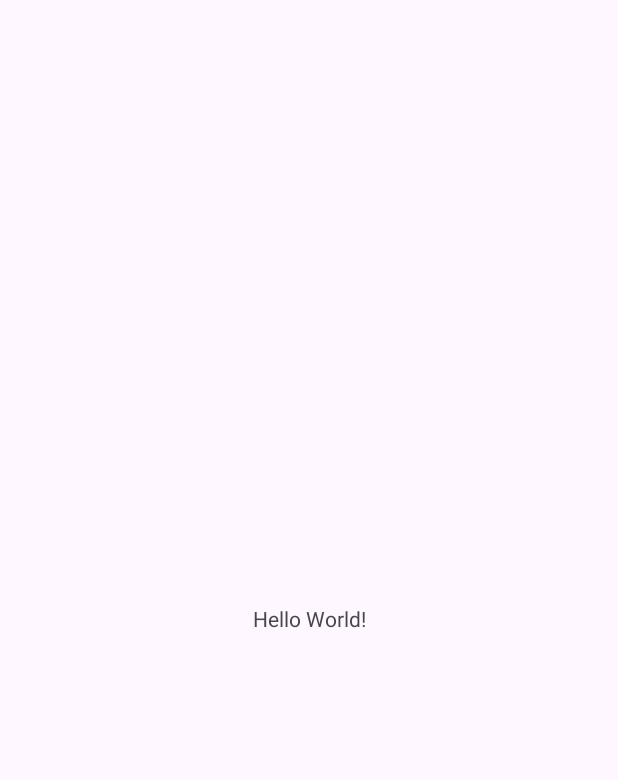
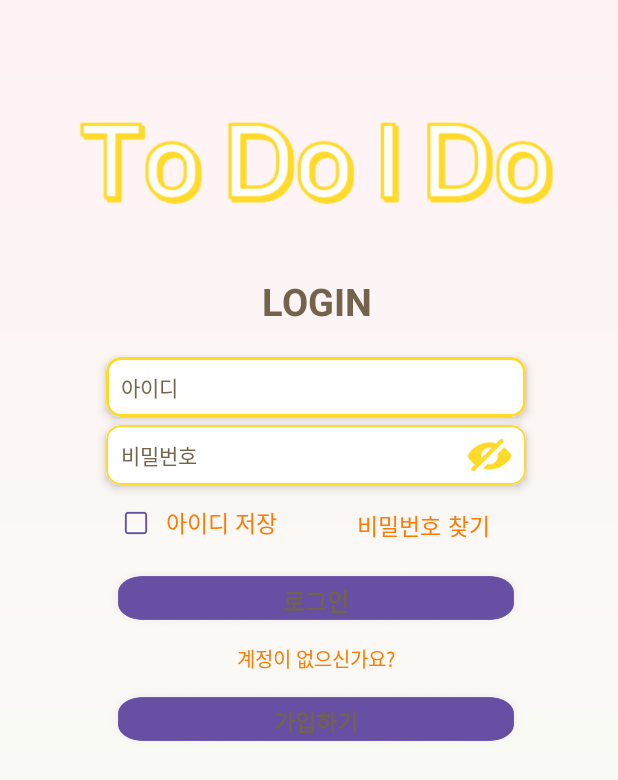
Before and after one commit to lgc6466/todoido2, an Android app: the screen it shows after launch (MainActivity before the commit, LoginActivity after it), on a phone screen of 412 x 824 dp. Before the commit the part shown is almost empty. Shown: the top 780 px of the screen. Run offline under Robolectric (Android 15) with nearby library versions, the phone set to English and light mode, and no system bars.

Commit message:
로그인 수정

```diff
--- a/app/build.gradle
+++ b/app/build.gradle
@@ -36,4 +36,5 @@ dependencies {
     testImplementation 'junit:junit:4.13.2'
     androidTestImplementation 'androidx.test.ext:junit:1.1.5'
     androidTestImplementation 'androidx.test.espresso:espresso-core:3.5.1'
+    implementation 'com.google.android.material:material:1.4.0'
 }
--- a/app/src/main/AndroidManifest.xml
+++ b/app/src/main/AndroidManifest.xml
@@ -14,6 +14,9 @@
         tools:targetApi="31">
         <activity
             android:name=".MainActivity"
+            android:exported="true"></activity>
+        <activity
+            android:name=".LoginActivity"
             android:exported="true">
             <intent-filter>
                 <action android:name="android.intent.action.MAIN" />
--- a/app/src/main/java/com/example/todoido/LoginActivity.java
+++ b/app/src/main/java/com/example/todoido/LoginActivity.java
@@ -1,4 +1,48 @@
 package com.example.todoido;
 
-public class LoginActivity {
+import android.graphics.Color;
+import android.os.Bundle;
+import android.view.View;
+import android.widget.EditText;
+
+import androidx.appcompat.app.AppCompatActivity;
+import com.google.android.material.card.MaterialCardView;
+
+public class LoginActivity extends AppCompatActivity {
+
+    @Override
+    protected void onCreate(Bundle savedInstanceState) {
+        super.onCreate(savedInstanceState);
+        setContentView(R.layout.activity_login); // activity_login은 레이아웃 XML 파일의 이름이어야 합니다.
+
+        EditText editText = findViewById(R.id.ed_id);
+        MaterialCardView cardView = findViewById(R.id.id_cardview);
+
+        cardView.setStrokeColor(Color.parseColor("#FFDA29"));
+        editText.setOnFocusChangeListener(new View.OnFocusChangeListener() {
+            @Override
+            public void onFocusChange(View v, boolean hasFocus) {
+                if (hasFocus) {
+                    cardView.setStrokeWidth(3);
+                } else {
+                    cardView.setStrokeWidth(1);
+                }
+            }
+        });
+
+        EditText passwordEditText = findViewById(R.id.et_pass);
+        MaterialCardView passwordCardView = findViewById(R.id.pw_cardview);
+
+        passwordCardView.setStrokeColor(Color.parseColor("#FFDA29"));
+        passwordEditText.setOnFocusChangeListener(new View.OnFocusChangeListener() {
+            @Override
+            public void onFocusChange(View v, boolean hasFocus) {
+                if (hasFocus) {
+                    passwordCardView.setStrokeWidth(3);
+                } else {
+                    passwordCardView.setStrokeWidth(1);
+                }
+            }
+        });
+    }
 }
--- /dev/null
+++ b/app/src/main/res/drawable/gradient_background.xml
@@ -0,0 +1,8 @@
+<?xml version="1.0" encoding="utf-8"?>
+<shape xmlns:android="http://schemas.android.com/apk/res/android">
+    <gradient
+        android:angle="90"
+        android:startColor="#F6FFF5"
+        android:endColor="#FFF2F5"
+        android:type="linear" />
+</shape>
--- a/app/src/main/res/layout/activity_login.xml
+++ b/app/src/main/res/layout/activity_login.xml
@@ -4,7 +4,7 @@
     xmlns:tools="http://schemas.android.com/tools"
     android:layout_width="match_parent"
     android:layout_height="match_parent"
-    android:background="@color/white"
+    android:background="@drawable/gradient_background"
     tools:context=".LoginActivity">
 
     <LinearLayout
@@ -21,8 +21,7 @@
             android:layout_height="wrap_content"
             android:layout_marginBottom="20dp"
             android:gravity="center_horizontal"
-            android:src="@drawable/logo2"
-            android:textAlignment="center" />
+            android:src="@drawable/logo2" />
 
         <TextView
             android:id="@+id/logintext"
@@ -36,53 +35,88 @@
             android:textSize="25dp"
             android:textStyle="bold" />
 
-            <EditText
-                android:id="@+id/ed_id"
+
+
+
+        <com.google.android.material.card.MaterialCardView
+            android:id="@+id/id_cardview"
             android:layout_width="280dp"
             android:layout_height="40dp"
             android:layout_gravity="center"
-                android:layout_marginBottom="10dp"
-                android:ems="10"
-                android:background="@drawable/loginbox"
-                android:hint="아이디를 입력하세요"
-                android:inputType="textPersonName"
-                android:paddingLeft="7dp"
-                android:paddingTop="10dp"
-                android:text=" "
-                android:textColorHint="#FFE4CC"
-                android:textSize="10dp" />
+            app:cardBackgroundColor="#FFFFFF"
+            app:cardCornerRadius="10dp"
+            app:cardElevation="4dp">
 
+            <LinearLayout
+                android:layout_width="match_parent"
+                android:layout_height="match_parent"
+                android:orientation="horizontal">
 
-        <RelativeLayout
+                <TextView
+                    android:layout_width="wrap_content"
+                    android:layout_height="match_parent"
+                    android:layout_marginStart="10dp"
+                    android:text="아이디"
+                    android:gravity="center"
+                    android:textAlignment="center"
+                    android:textColor="#72634A"
+                    />
+
+                <EditText
+                    android:id="@+id/ed_id"
+                    android:layout_width="200dp"
+                    android:layout_height="35dp"
+                    android:background="@android:color/transparent" />
+
+            </LinearLayout>
+
+        </com.google.android.material.card.MaterialCardView>
+
+        <com.google.android.material.card.MaterialCardView
+            android:id="@+id/pw_cardview"
             android:layout_width="280dp"
-            android:layout_height="wrap_content"
-            android:layout_gravity="center">
+            android:layout_height="40dp"
+            android:layout_gravity="center"
+            android:layout_marginTop="5dp"
+            app:cardBackgroundColor="#FFFFFF"
+            app:cardCornerRadius="10dp"
+            app:cardElevation="4dp">
+
+            <LinearLayout
+                android:layout_width="match_parent"
+                android:layout_height="match_parent"
+                android:orientation="horizontal">
+
+                <TextView
+                    android:layout_width="wrap_content"
+                    android:layout_height="match_parent"
+                    android:layout_marginStart="10dp"
+                    android:text="비밀번호"
+                    android:gravity="center"
+                    android:textAlignment="center"
+                    android:textColor="#72634A"
+                    />
 
                 <EditText
                     android:id="@+id/et_pass"
-                android:layout_width="match_parent"
-                android:layout_height="40dp"
-                android:background="@drawable/passwordbox"
-                android:ems="10"
-                android:hint="비밀번호: "
-                android:inputType="textPassword"
-                android:paddingLeft="7dp"
-                android:paddingTop="10dp"
-                android:textColorHint="#FFE4CC"
-                android:textSize="10dp" />
+                    android:layout_width="180dp"
+                    android:layout_height="35dp"
+                    android:background="@android:color/transparent" />
 
                 <ImageButton
                     android:id="@+id/eye"
                     android:layout_width="30dp"
-                android:layout_height="30dp"
-                android:layout_alignTop="@+id/et_pass"
-                android:layout_alignEnd="@+id/et_pass"
-                android:layout_marginTop="10dp"
-                android:layout_marginEnd="10dp"
+                    android:layout_height="match_parent"
+                    android:gravity="center"
                     android:background="?android:attr/selectableItemBackground"
                     android:scaleType="fitCenter"
                     android:src="@drawable/eyeoff" />
-        </RelativeLayout>
+
+            </LinearLayout>
+
+        </com.google.android.material.card.MaterialCardView>
+
+
 
         <LinearLayout
             android:layout_width="280dp"
@@ -136,12 +170,6 @@
             app:layout_constraintStart_toStartOf="@+id/et_pass"
             app:layout_constraintTop_toBottomOf="@+id/et_pass" />
 
-        <ImageView
-            android:layout_width="280dp"
-            android:layout_height="40dp"
-            android:layout_gravity="center"
-            android:layout_marginTop="10dp"
-            android:src="@drawable/loginbar" />
 
             <TextView
                 android:layout_width="wrap_content"
```
Also changed, not shown: app/src/main/res/drawable/namebox.png (deleted), app/src/main/res/drawable/passwordbox.png (deleted). Lines whose indentation alone changed are shown as unchanged.
